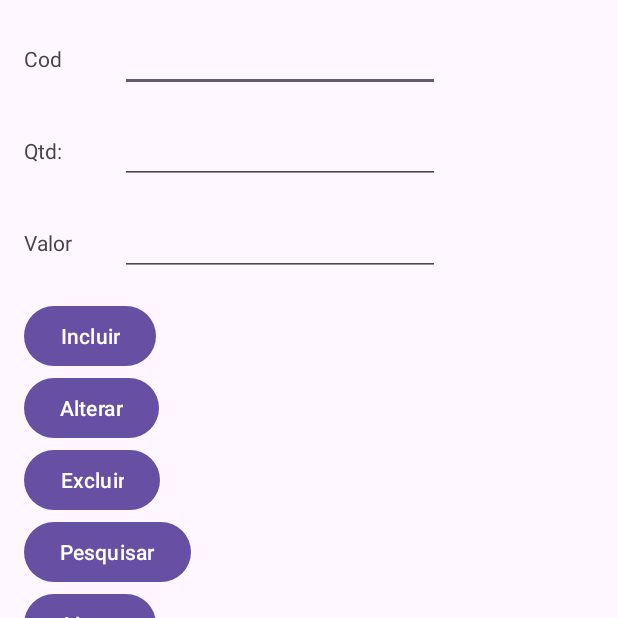
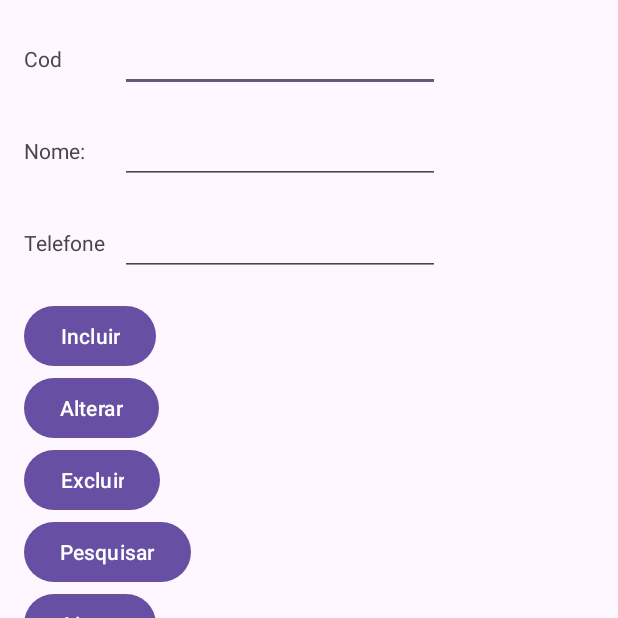
Before and after one commit to robisoncrisbrito/IntroducaoSQLite-PosMoveis-2023, an Android app: the screen it shows after launch (MainActivity), after a tap on "Listar", on a phone screen of 412 x 824 dp, the top half of it. Run offline under Robolectric (Android 15) with nearby library versions, the phone set to English and light mode, and no system bars.

Commit message:
SQLITE COM DATABASEHANDLER E TABELA PESSOA

```diff
--- a/app/src/main/java/br/edu/utfpr/introducaosqlite/MainActivity.kt
+++ b/app/src/main/java/br/edu/utfpr/introducaosqlite/MainActivity.kt
@@ -1,94 +1,69 @@
 package br.edu.utfpr.introducaosqlite
 
-import android.annotation.SuppressLint
 import android.content.ContentValues
-import android.content.Context
-import android.database.Cursor
 import android.database.sqlite.SQLiteDatabase
 import androidx.appcompat.app.AppCompatActivity
 import android.os.Bundle
 import android.view.View
 import android.widget.EditText
 import android.widget.Toast
+import br.edu.utfpr.introducaosqlite.database.DatabaseHandler
+import br.edu.utfpr.introducaosqlite.entity.Pessoa
 import java.lang.StringBuilder
 
 class MainActivity : AppCompatActivity() {
-    private lateinit var banco: SQLiteDatabase
+    private lateinit var banco: DatabaseHandler
     private lateinit var etCod: EditText
-    private lateinit var etQtd: EditText
-    private lateinit var etValor: EditText
+    private lateinit var etNome: EditText
+    private lateinit var etTelefone: EditText
 
     override fun onCreate(savedInstanceState: Bundle?) {
         super.onCreate(savedInstanceState)
         setContentView(R.layout.activity_main)
 
         etCod = findViewById( R.id.etCodLanc )
-        etQtd = findViewById( R.id.etQtdLanc )
-        etValor = findViewById( R.id.etValorLanc )
+        etNome = findViewById( R.id.etNomeLanc )
+        etTelefone = findViewById( R.id.etTelefoneVenc )
 
-        banco = SQLiteDatabase.openOrCreateDatabase(
-            this.getDatabasePath( "dbfile.sqlite"),
-            null
-        )
-
-
-        banco.execSQL( "CREATE TABLE IF NOT EXISTS vendas ( _id INTEGER PRIMARY KEY AUTOINCREMENT," +
-                " qtd INTEGER, valor REAL )" )
+        banco = DatabaseHandler( this )
 
     }
 
     fun btIncluirOnClick(view: View) {
-        val registro = ContentValues()
-        registro.put( "qtd", etQtd.text.toString() )
-        registro.put( "valor", etValor.text.toString() )
+        val registro = Pessoa( 0, etNome.text.toString(), etTelefone.text.toString())
 
-        banco.insert( "vendas", null, registro )
+        banco.incluir( registro )
 
         Toast.makeText( this, "Inclusão efetuada com sucesso", Toast.LENGTH_LONG ).show()
     }
 
     fun btListarOnClick(view: View) {
-        val registro = banco.query( "vendas",
-            null, null, null, null, null, null );
-
-        var saida = StringBuilder()
-
-        while( registro.moveToNext() ) {
-            saida.append( registro.getInt( 0 ) )
-            saida.append( " " )
-            saida.append( registro.getInt( 1 ) )
-            saida.append( " " )
-            saida.append( registro.getInt( 2 ) )
-            saida.append( "\n" )
-        }
+        val saida = banco.listar()
 
         Toast.makeText( this, saida.toString(), Toast.LENGTH_LONG ).show()
     }
 
     fun btAlterarOnClick(view: View) {
-        val registro = ContentValues()
-        registro.put( "qtd", etQtd.text.toString() )
-        registro.put( "valor", etValor.text.toString() )
+        val registro = Pessoa( etCod.text.toString().toInt(), etNome.text.toString(), etTelefone.text.toString())
 
-        banco.update( "vendas", registro, "_id = ${etCod.text.toString()}", null  )
+        banco.alterar( registro )
 
         Toast.makeText( this, "Alteração efetuada com sucesso", Toast.LENGTH_LONG ).show()
     }
 
     fun btExcluirOnClick(view: View) {
-        banco.delete( "vendas", "_id = ${etCod.text.toString()}", null  )
+        banco.excluir( etCod.text.toString().toInt()  )
 
-        Toast.makeText( this, "Alteração efetuada com sucesso", Toast.LENGTH_LONG ).show()
+        Toast.makeText( this, "Exclusão efetuada com sucesso", Toast.LENGTH_LONG ).show()
     }
 
     fun btPesquisarOnClick(view: View) {
-        val registro = banco.query( "vendas", null,
-            "_id = ${etCod.text.toString()}",
-            null, null, null, null );
+        val registro = banco.pesquisar( etCod.text.toString().toInt() )
 
-        if( registro.moveToNext() ) {
-            etQtd.setText( registro.getInt( 1 ).toString() )
-            etValor.setText( registro.getInt( 2 ).toString() )
+
+        if( registro != null  ) {
+            etNome.setText( registro.nome )
+            etTelefone.setText( registro.telefone )
         } else {
             Toast.makeText( this, "Registro não encontrado", Toast.LENGTH_LONG ).show()
         }
--- /dev/null
+++ b/app/src/main/java/br/edu/utfpr/introducaosqlite/entity/Pessoa.kt
@@ -0,0 +1,3 @@
+package br.edu.utfpr.introducaosqlite.entity
+
+class Pessoa (var _id : Int, var nome : String, var telefone : String )
--- a/app/src/main/java/br/edu/utfpr/introducaosqlite/entity/Venda.kt
+++ /dev/null
@@ -1,3 +0,0 @@
-package br.edu.utfpr.introducaosqlite.entity
-
-class Venda (var _id : Int, var qtd : Int, var valor : Double )
--- a/app/src/main/res/layout/activity_main.xml
+++ b/app/src/main/res/layout/activity_main.xml
@@ -28,44 +28,44 @@
         app:layout_constraintTop_toTopOf="parent" />
 
     <EditText
-        android:id="@+id/etQtdLanc"
+        android:id="@+id/etNomeLanc"
         android:layout_width="wrap_content"
         android:layout_height="wrap_content"
         android:layout_marginStart="80dp"
         android:layout_marginTop="16dp"
         android:ems="10"
-        android:inputType="number"
+        android:inputType="text"
         app:layout_constraintStart_toStartOf="parent"
         app:layout_constraintTop_toBottomOf="@+id/etCodLanc" />
 
     <EditText
-        android:id="@+id/etValorLanc"
+        android:id="@+id/etTelefoneVenc"
         android:layout_width="wrap_content"
         android:layout_height="wrap_content"
         android:layout_marginStart="80dp"
         android:layout_marginTop="16dp"
         android:ems="10"
-        android:inputType="numberDecimal"
+        android:inputType="phone"
         app:layout_constraintStart_toStartOf="parent"
-        app:layout_constraintTop_toBottomOf="@+id/etQtdLanc" />
+        app:layout_constraintTop_toBottomOf="@+id/etNomeLanc" />
 
     <TextView
         android:id="@+id/textView5"
         android:layout_width="wrap_content"
         android:layout_height="wrap_content"
-        android:text="Qtd:"
-        app:layout_constraintBottom_toBottomOf="@+id/etQtdLanc"
+        android:text="Nome:"
+        app:layout_constraintBottom_toBottomOf="@+id/etNomeLanc"
         app:layout_constraintStart_toStartOf="@+id/textView4"
-        app:layout_constraintTop_toTopOf="@+id/etQtdLanc" />
+        app:layout_constraintTop_toTopOf="@+id/etNomeLanc" />
 
     <TextView
         android:id="@+id/textView6"
         android:layout_width="wrap_content"
         android:layout_height="wrap_content"
-        android:text="Valor"
-        app:layout_constraintBottom_toBottomOf="@+id/etValorLanc"
+        android:text="Telefone"
+        app:layout_constraintBottom_toBottomOf="@+id/etTelefoneVenc"
         app:layout_constraintStart_toStartOf="@+id/textView5"
-        app:layout_constraintTop_toTopOf="@+id/etValorLanc" />
+        app:layout_constraintTop_toTopOf="@+id/etTelefoneVenc" />
 
     <Button
         android:id="@+id/button"
@@ -76,7 +76,7 @@
         android:onClick="btIncluirOnClick"
         android:text="Incluir"
         app:layout_constraintStart_toStartOf="parent"
-        app:layout_constraintTop_toBottomOf="@+id/etValorLanc" />
+        app:layout_constraintTop_toBottomOf="@+id/etTelefoneVenc" />
 
     <Button
         android:id="@+id/button2"
```
Also changed, not shown: app/src/main/java/br/edu/utfpr/introducaosqlite/database/DatabaseHandler.kt (+27 -27 lines).
